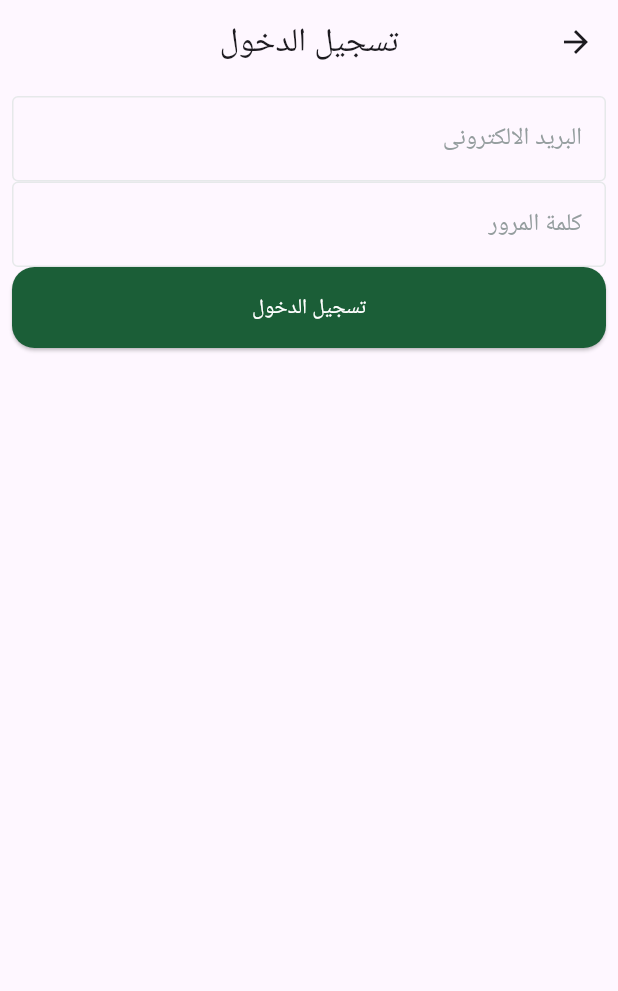
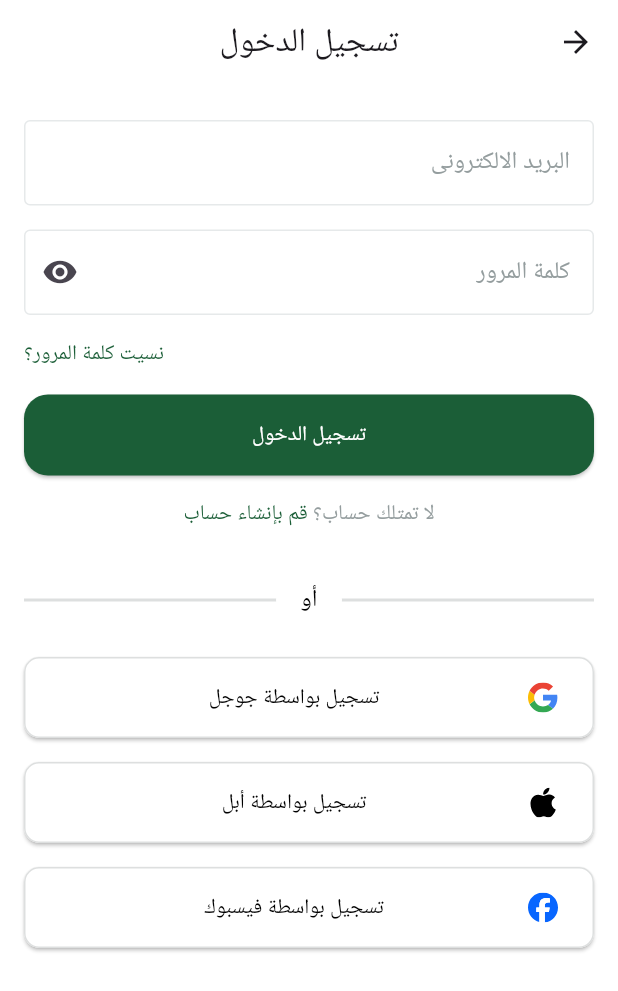
Before and after one commit to elsaramji/fruits_shop, a Flutter app: the SigninView screen opened by its route, on a phone screen of 412 x 824 dp. Shown: the top 991 px of the screen. Run offline on Flutter 3.47's test engine with Material 3 defaults, Android fonts, the phone set to English and light mode, and no system bars; our stand-ins replace dots_indicator, flutter_svg.

Commit message:
finsh login auth page and create forgetpassword page

```diff
--- a/lib/const/color.dart
+++ b/lib/const/color.dart
@@ -3,4 +3,7 @@ import 'package:flutter/material.dart';
 
 class ColorConst {
   static const Color primaryColor = Color(0xff1B5E37);
+  static const Color primaryWhite = Color(0xffFFFFFF);
+  static const Color primaryGray = Color(0xff949D9E);
+  static const Color primaryLiner = Color(0xffDDDFDF);
 }
--- /dev/null
+++ b/lib/const/initial_values.dart
@@ -0,0 +1,7 @@
+// const/initial_values.dart
+
+class InitialValues {
+  static const double initial = 8;
+  static const double initial_tow = 16;
+  static const double initial_three = 24;
+}
--- a/lib/core/assets/assets_image.dart
+++ b/lib/core/assets/assets_image.dart
@@ -1,6 +1,10 @@
 // ignore_for_file: prefer_single_quotes
 class Assets {
   Assets._();
+
+  /// Assets for assetsImagesApple
+  /// assets/images/Apple.svg
+  static const String assetsImagesApple = "assets/images/Apple.svg";
 
   /// Assets for assetsImagesBackgroundonboardingone
   /// assets/images/backgroundonboardingone.svg
@@ -18,9 +22,17 @@ class Assets {
   /// assets/images/endofsplash.svg
   static const String assetsImagesEndofsplash = "assets/images/endofsplash.svg";
 
+  /// Assets for assetsImagesFacebook
+  /// assets/images/Facebook.svg
+  static const String assetsImagesFacebook = "assets/images/Facebook.svg";
+
   /// Assets for assetsImagesFruitsonbording
   /// assets/images/fruitsonbording.svg
   static const String assetsImagesFruitsonbording = "assets/images/fruitsonbording.svg";
+
+  /// Assets for assetsImagesGoogle
+  /// assets/images/Google.svg
+  static const String assetsImagesGoogle = "assets/images/Google.svg";
 
   /// Assets for assetsImagesLogo
   /// assets/images/logo.svg
--- a/lib/core/helper/on_Generate.dart
+++ b/lib/core/helper/on_Generate.dart
@@ -1,6 +1,7 @@
 // core/helper/on_Generate.dart
 
 import 'package:flutter/material.dart';
+import 'package:fruits_shop/views/Auth/views/forgetpassword.dart';
 import 'package:fruits_shop/views/Auth/views/signin.dart';
 import 'package:fruits_shop/views/Futures/Onboarding/view/onBoardingMain.dart';
 import 'package:fruits_shop/views/Futures/Splash/view/splash.dart';
@@ -13,7 +14,9 @@ Route<dynamic> ongenerate(RouteSettings setting) {
       return MaterialPageRoute(builder: (context) => const OnBoarding());
     case SigninView.route:
       return MaterialPageRoute(builder: (context) => const SigninView());
+    case Forgetpassword.route:
+      return MaterialPageRoute(builder: (context) => Forgetpassword());
     default:
-      return MaterialPageRoute(builder: (context) => const Splash());
+      return MaterialPageRoute(builder: (context) => const OnBoarding());
   }
 }
--- a/lib/core/multiple/Style/custom_buttons_style.dart
+++ b/lib/core/multiple/Style/custom_buttons_style.dart
@@ -1,17 +1,18 @@
 // core/multiple/Style/custom_buttons_style.dart
 import 'package:flutter/material.dart';
 import 'package:fruits_shop/const/color.dart';
+import 'package:fruits_shop/const/initial_values.dart';
 
 class CustomButtonsStyle {
   static final ButtonStyle dufletButtonstyle = ElevatedButton.styleFrom(
       textStyle: TextStyle(color: Colors.white),
       backgroundColor: ColorConst.primaryColor,
       shape: RoundedRectangleBorder(
-        borderRadius: BorderRadius.circular(15),
+        borderRadius: BorderRadius.circular(InitialValues.initial_tow),
       ));
   static final ButtonStyle apiAuthButtonstyle = ElevatedButton.styleFrom(
       textStyle: TextStyle(color: Color(0xff0C0D0D)),
-      backgroundColor: Color(0xffFFFFFF),
+      backgroundColor: ColorConst.primaryWhite,
       shape: RoundedRectangleBorder(
         side: BorderSide(color: Color(0xffDDDFDF)),
         borderRadius: BorderRadius.circular(10),
--- a/lib/core/multiple/widgets/custom_text_filed.dart
+++ b/lib/core/multiple/widgets/custom_text_filed.dart
@@ -1,4 +1,4 @@
-// multiple/widgets/custom_text_filed.dart
+// core/multiple/widgets/custom_text_filed.dart
 import 'package:flutter/material.dart';
 
 // widgets/normal_filed.dart
@@ -8,19 +8,21 @@ class CustomTextFiled extends StatefulWidget {
 
   final Function(String)? onChanged;
   final String? Function(String?)? onValied;
-  final Widget? sficon;
-  bool? suceur;
+  final List<Icon>? sficons;
+  bool secur;
+  TextStyle? hintStyle;
   final VoidCallback? onPressedicon;
   final TextEditingController? controller;
   CustomTextFiled({
     super.key,
     this.onPressedicon,
-    this.sficon,
+    this.sficons,
     this.controller,
     this.onValied,
+    this.hintStyle,
+    required this.secur,
     required this.hints,
     required this.onChanged,
-    this.suceur,
   });
 
   @override
@@ -54,24 +56,33 @@ class _CustomTextFiledState extends State<CustomTextFiled> {
   ///
   /// Returns a [TextFormField] widget.
   Widget build(BuildContext context) {
+    bool suceur = widget.secur;
     return TextFormField(
       controller: widget.controller,
       onChanged: widget.onChanged,
       validator: widget.onValied,
-      obscureText: widget.suceur ?? false,
+      obscureText: suceur,
       decoration: InputDecoration(
         fillColor: Color(0xffF9FAFA),
         hintText: widget.hints,
-        hintStyle: const TextStyle(color: Color(0xff949D9E)),
+        hintStyle:
+            widget.hintStyle ?? const TextStyle(color: Color(0xff949D9E)),
         /*
         label: Text(
           widget.title,
           style: const TextStyle(color: secondarytextColor),
         ),*/
-        suffixIcon: widget.sficon != null
+        suffixIcon: widget.sficons != null
             ? IconButton(
-                icon: widget.sficon!,
-                onPressed: widget.onPressedicon,
+                icon: suceur ? widget.sficons![0] : widget.sficons![1],
+                onPressed: () {
+                  setState(() {
+                    suceur = !suceur;
+                    widget.secur = suceur;
+                  });
+
+                  print(suceur);
+                },
               )
             : const SizedBox(),
         enabledBorder: TextfildeBorders.normallyborder(),
--- a/lib/main.dart
+++ b/lib/main.dart
@@ -2,6 +2,7 @@
 
 import 'package:flutter/material.dart';
 import 'package:flutter_localizations/flutter_localizations.dart';
+import 'package:fruits_shop/const/color.dart';
 import 'package:fruits_shop/core/helper/on_Generate.dart';
 import 'package:fruits_shop/generated/l10n.dart';
 import 'package:fruits_shop/views/Futures/Splash/view/splash.dart';
@@ -16,6 +17,14 @@ class FruitHup extends StatelessWidget {
   @override
   Widget build(BuildContext context) {
     return MaterialApp(
+      theme: ThemeData(
+        scaffoldBackgroundColor: ColorConst.primaryWhite,
+        appBarTheme: AppBarTheme(
+          backgroundColor: ColorConst.primaryWhite,
+          scrolledUnderElevation: 0,
+          centerTitle: true,
+        ),
+      ),
       localizationsDelegates: [
         S.delegate,
         GlobalMaterialLocalizations.delegate,
--- /dev/null
+++ b/lib/views/Auth/views/forgetpassword.dart
@@ -0,0 +1,54 @@
+// views/Auth/views/forgetpassword.dart
+import 'package:flutter/material.dart';
+import 'package:fruits_shop/const/initial_values.dart';
+import 'package:fruits_shop/core/multiple/Style/custom_buttons_style.dart';
+import 'package:fruits_shop/core/multiple/widgets/custom_button.dart';
+import 'package:fruits_shop/core/multiple/widgets/custom_text_filed.dart';
+
+class Forgetpassword extends StatelessWidget {
+  static const String route = "/forgetpassword";
+  const Forgetpassword({super.key});
+
+  @override
+  Widget build(BuildContext context) {
+    return Scaffold(
+      appBar: AppBar(
+        title: Text("نسيان كلمة المرور"),
+      ),
+      body: SafeArea(
+          child: Padding(
+        padding: EdgeInsets.symmetric(horizontal: InitialValues.initial_tow),
+        child: Column(
+          crossAxisAlignment: CrossAxisAlignment.start,
+          children: [
+            SizedBox(
+              height: InitialValues.initial_three,
+            ),
+            Text("لا تقلق ، ما عليك سوى كتابة رقم هاتفك وسنرسل رمز التحقق."),
+            SizedBox(
+              height: InitialValues.initial_three,
+            ),
+            CustomTextFiled(
+                secur: false, hints: "+20 123 567 8911", onChanged: (value) {}),
+            SizedBox(
+              height: InitialValues.initial_three,
+            ),
+            CustomButton(
+              style: CustomButtonsStyle.dufletButtonstyle,
+              onPressed: () {},
+              child: SizedBox(
+                height: 54,
+                child: Center(
+                  child: Text(
+                    "نسيت كلمة المرور",
+                    style: TextStyle(color: Colors.white),
+                  ),
+                ),
+              ),
+            )
+          ],
+        ),
+      )),
+    );
+  }
+}
--- a/lib/views/Auth/views/signin.dart
+++ b/lib/views/Auth/views/signin.dart
@@ -1,8 +1,16 @@
 // views/Auth/views/signin.dart
 import 'package:flutter/material.dart';
+import 'package:flutter_svg/flutter_svg.dart';
+import 'package:fruits_shop/const/color.dart';
+import 'package:fruits_shop/const/initial_values.dart';
+import 'package:fruits_shop/core/assets/assets_image.dart';
 import 'package:fruits_shop/core/multiple/Style/custom_buttons_style.dart';
 import 'package:fruits_shop/core/multiple/widgets/custom_button.dart';
 import 'package:fruits_shop/core/multiple/widgets/custom_text_filed.dart';
+import 'package:fruits_shop/views/Auth/widgets/custom_auth_button.dart';
+import 'package:fruits_shop/views/Auth/widgets/custom_divider.dart';
+import 'package:fruits_shop/views/Auth/widgets/email_login.dart';
+import 'package:fruits_shop/views/Auth/widgets/social_auth_buttons.dart';
 
 class SigninView extends StatelessWidget {
   static const String route = "/signin";
@@ -17,23 +25,22 @@ class SigninView extends StatelessWidget {
       ),
       body: SafeArea(
         child: Padding(
-          padding: const EdgeInsets.all(8.0),
-          child: Column(
-            children: [
-              CustomTextFiled(
-                  hints: "البريد الالكترونى", onChanged: (value) {}),
-              CustomTextFiled(hints: "كلمة المرور", onChanged: (value) {}),
-              CustomButton(
-                child: SizedBox(
-                    height: 54,
-                    child: Center(
-                      child: Text("تسجيل الدخول",
-                          style: TextStyle(color: Colors.white)),
-                    )),
-                onPressed: () {},
-                style: CustomButtonsStyle.dufletButtonstyle,
-              ),
-            ],
+          padding:
+              const EdgeInsets.symmetric(horizontal: InitialValues.initial_tow),
+          child: SingleChildScrollView(
+            child: Column(
+              children: [
+                Email_Login(),
+                SizedBox(
+                  height: InitialValues.initial_three,
+                ),
+                CustomDivider(),
+                SizedBox(
+                  height: InitialValues.initial_tow,
+                ),
+                SocialAuthentication()
+              ],
+            ),
           ),
         ),
       ),
--- /dev/null
+++ b/lib/views/Auth/widgets/custom_auth_button.dart
@@ -0,0 +1,44 @@
+import 'package:flutter/material.dart';
+import 'package:flutter_svg/svg.dart';
+import 'package:fruits_shop/core/multiple/Style/custom_buttons_style.dart';
+import 'package:fruits_shop/core/multiple/widgets/custom_button.dart';
+
+class CustomAuthButton extends StatelessWidget {
+  final String title, iconphat;
+  final void Function()? onTouch;
+  const CustomAuthButton({
+    super.key,
+    required this.title,
+    required this.iconphat,
+    this.onTouch,
+  });
+
+  @override
+  Widget build(BuildContext context) {
+    return CustomButton(
+      style: CustomButtonsStyle.apiAuthButtonstyle,
+      onPressed: onTouch,
+      child: SizedBox(
+        height: 54,
+        child: Row(
+          mainAxisAlignment: MainAxisAlignment.start,
+          children: [
+            SvgPicture.asset(
+              iconphat,
+            ),
+            Expanded(
+              child: Center(
+                child: Text(
+                  title,
+                  style: TextStyle(
+                    color: Colors.black,
+                  ),
+                ),
+              ),
+            )
+          ],
+        ),
+      ),
+    );
+  }
+}
--- /dev/null
+++ b/lib/views/Auth/widgets/custom_divider.dart
@@ -0,0 +1,31 @@
+import 'package:flutter/material.dart';
+import 'package:fruits_shop/const/color.dart';
+
+class CustomDivider extends StatelessWidget {
+  const CustomDivider({
+    super.key,
+  });
+
+  @override
+  Widget build(BuildContext context) {
+    return Stack(
+      children: [
+        Divider(
+          height: 44,
+          color: ColorConst.primaryLiner,
+          thickness: 2,
+        ),
+        Positioned(
+            right: 0,
+            left: 0,
+            child: CircleAvatar(
+                backgroundColor: Colors.white,
+                radius: 22,
+                child: Text(
+                  "أو",
+                  style: TextStyle(color: Colors.black),
+                ))),
+      ],
+    );
+  }
+}
--- /dev/null
+++ b/lib/views/Auth/widgets/email_login.dart
@@ -0,0 +1,85 @@
+// views/Auth/widgets/email_login.dart
+import 'package:flutter/material.dart';
+import 'package:fruits_shop/const/color.dart';
+import 'package:fruits_shop/const/initial_values.dart';
+import 'package:fruits_shop/core/multiple/Style/custom_buttons_style.dart';
+import 'package:fruits_shop/core/multiple/widgets/custom_button.dart';
+import 'package:fruits_shop/core/multiple/widgets/custom_text_filed.dart';
+import 'package:fruits_shop/views/Auth/views/forgetpassword.dart';
+
+class Email_Login extends StatelessWidget {
+  const Email_Login({
+    super.key,
+  });
+
+  @override
+  Widget build(BuildContext context) {
+    return Column(
+      children: [
+        SizedBox(
+          height: InitialValues.initial_three,
+        ),
+        CustomTextFiled(
+            secur: false, hints: "البريد الالكترونى", onChanged: (value) {}),
+        SizedBox(
+          height: InitialValues.initial_tow,
+        ),
+        CustomTextFiled(
+          secur: true,
+          hints: "كلمة المرور",
+          onChanged: (value) {},
+          sficons: [Icon(Icons.visibility), Icon(Icons.visibility_off)],
+        ),
+        SizedBox(
+          height: InitialValues.initial_tow,
+        ),
+        Align(
+          alignment: Alignment.centerLeft,
+          child: GestureDetector(
+            onTap: () {
+              Navigator.pushNamed(context, Forgetpassword.route);
+            },
+            child: Text(
+              "نسيت كلمة المرور؟",
+              style: TextStyle(
+                color: ColorConst.primaryColor,
+              ),
+            ),
+          ),
+        ),
+        SizedBox(
+          height: InitialValues.initial_tow,
+        ),
+        CustomButton(
+          child: SizedBox(
+              height: 54,
+              child: Center(
+                child:
+                    Text("تسجيل الدخول", style: TextStyle(color: Colors.white)),
+              )),
+          onPressed: () {},
+          style: CustomButtonsStyle.dufletButtonstyle,
+        ),
+        SizedBox(
+          height: InitialValues.initial_tow,
+        ),
+        Row(
+          mainAxisAlignment: MainAxisAlignment.center,
+          children: [
+            Text(
+              "لا تمتلك حساب؟ ",
+              style: TextStyle(color: ColorConst.primaryGray),
+            ),
+            GestureDetector(
+              onTap: () {},
+              child: Text(
+                "قم بإنشاء حساب",
+                style: TextStyle(color: ColorConst.primaryColor),
+              ),
+            )
+          ],
+        )
+      ],
+    );
+  }
+}
--- /dev/null
+++ b/lib/views/Auth/widgets/social_auth_buttons.dart
@@ -0,0 +1,41 @@
+// views/Auth/widgets/social_auth_buttons.dart
+
+import 'package:flutter/material.dart';
+import 'package:fruits_shop/const/initial_values.dart';
+import 'package:fruits_shop/core/assets/assets_image.dart';
+import 'package:fruits_shop/views/Auth/widgets/custom_auth_button.dart';
+
+class SocialAuthentication extends StatelessWidget {
+  const SocialAuthentication({
+    super.key,
+  });
+
+  @override
+  Widget build(BuildContext context) {
+    return Column(
+      children: [
+        CustomAuthButton(
+          title: "تسجيل بواسطة جوجل",
+          iconphat: Assets.assetsImagesGoogle,
+          onTouch: () {},
+        ),
+        SizedBox(
+          height: InitialValues.initial_tow,
+        ),
+        CustomAuthButton(
+          title: "تسجيل بواسطة أبل",
+          iconphat: Assets.assetsImagesApple,
+          onTouch: () {},
+        ),
+        SizedBox(
+      height: InitialValues.initial_tow,
+    ),
+        CustomAuthButton(
+          title: "تسجيل بواسطة فيسبوك",
+          iconphat: Assets.assetsImagesFacebook,
+          onTouch: () {},
+        ),
+      ],
+    );
+  }
+}
--- a/lib/views/Futures/Onboarding/widgets/page_view_onboarding.dart
+++ b/lib/views/Futures/Onboarding/widgets/page_view_onboarding.dart
@@ -37,6 +37,7 @@ class _PageViewBoardingState extends State<PageViewBoarding> {
   @override
   Widget build(BuildContext context) {
     return Scaffold(
+
       body: Column(
         children: [
           Expanded(
```
Also changed, not shown: assets/images/Apple.svg (added), assets/images/Facebook.svg (added), assets/images/Google.svg (added).
